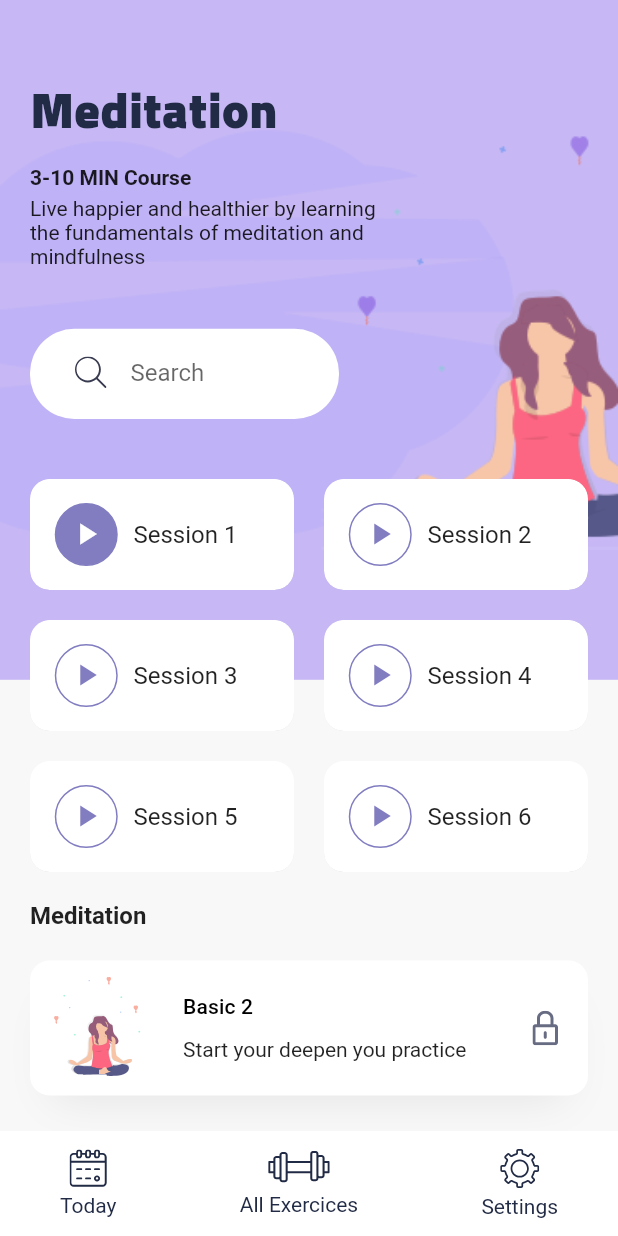
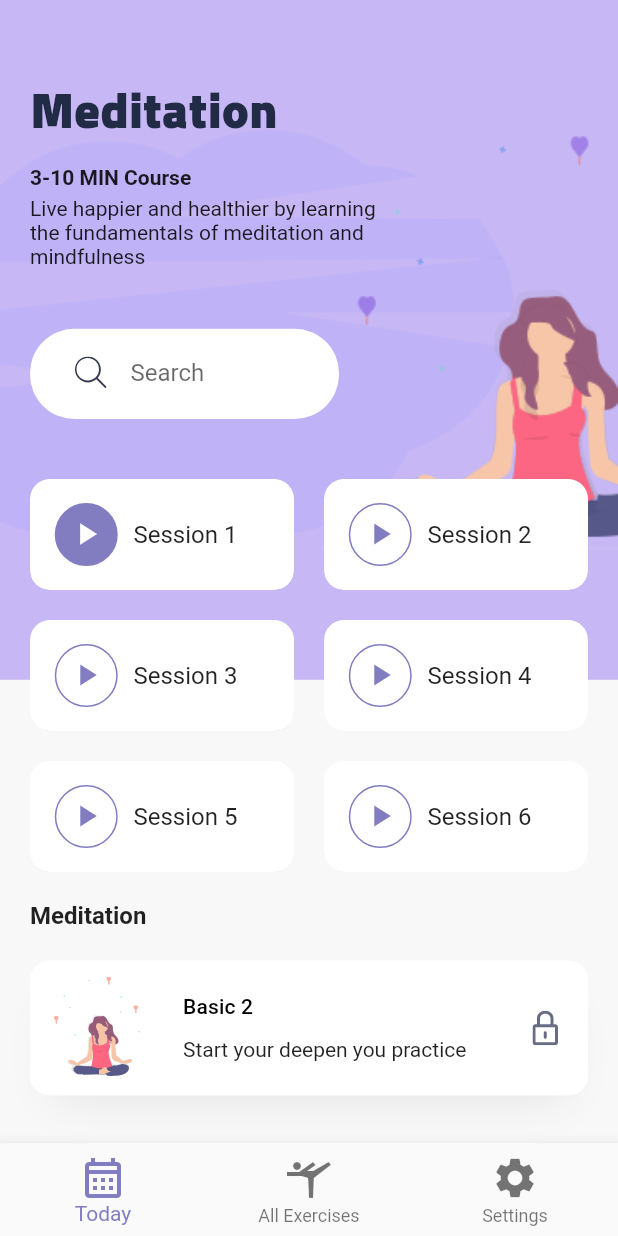
Before and after one commit to RichardsonMM/Meditation_App, a Flutter app: the screen it shows after launch, after a tap on "Meditation", on a phone screen of 412 x 824 dp. Run offline on Flutter 3.47's test engine with Material 2 defaults, Android fonts, the phone set to English and light mode, and no system bars; our stand-ins replace flutter_svg; Roboto replaces fonts that are missing (Cario).

Commit message:
Atualização da BottomNavBar

```diff
--- a/lib/main.dart
+++ b/lib/main.dart
@@ -4,7 +4,6 @@ import 'package:flutter/material.dart';
 import 'package:flutter_svg/flutter_svg.dart';
 import 'package:meditation_app/constants.dart';
 import 'package:meditation_app/screens/details_screen.dart';
-import 'package:meditation_app/widgets/bottom_nav_bar.dart';
 import 'package:meditation_app/widgets/category_card.dart';
 import 'package:meditation_app/widgets/search_bar.dart';
 
@@ -31,13 +30,45 @@ class MyApp extends StatelessWidget {
   }
 }
 
-class HomeScreen extends StatelessWidget {
+class HomeScreen extends StatefulWidget {
+  @override
+  State<HomeScreen> createState() => _HomeScreenState();
+}
+
+class _HomeScreenState extends State<HomeScreen> {
+  int _pageIndex = 0; // altura e largura total do dispositivo
+
+  void _onItemTapped(int index) {
+    setState(() {
+      _pageIndex = index;
+    });
+  }
+
   @override
   Widget build(BuildContext context) {
-    Size size =
-        MediaQuery.of(context).size; // altura e largura total do dispositivo
+    Size size = MediaQuery.of(context).size;
     return Scaffold(
-      bottomNavigationBar: BottomNavBar(),
+      bottomNavigationBar: BottomNavigationBar(
+        type: BottomNavigationBarType.fixed,
+        iconSize: 32,
+        items: const <BottomNavigationBarItem>[
+          BottomNavigationBarItem(
+            icon: Icon(Icons.calendar_month_outlined),
+            label: "Today",
+          ),
+          BottomNavigationBarItem(
+            icon: Icon(Icons.location_history),
+            label: "All Exercises",
+          ),
+          BottomNavigationBarItem(
+            icon: Icon(Icons.settings),
+            label: "Settings",
+          ),
+        ],
+        currentIndex: _pageIndex,
+        selectedItemColor: kActiveIconColor,
+        onTap: _onItemTapped,
+      ),
       body: Stack(
         children: [
           Container(
--- a/lib/screens/details_screen.dart
+++ b/lib/screens/details_screen.dart
@@ -1,17 +1,49 @@
 import 'package:flutter/material.dart';
 import 'package:flutter_svg/flutter_svg.dart';
 import 'package:meditation_app/constants.dart';
-import 'package:meditation_app/widgets/bottom_nav_bar.dart';
 
 import '../widgets/search_bar.dart';
 import '../widgets/session_card.dart';
 
-class DetailsScreen extends StatelessWidget {
+class DetailsScreen extends StatefulWidget {
+  @override
+  State<DetailsScreen> createState() => _DetailsScreenState();
+}
+
+class _DetailsScreenState extends State<DetailsScreen> {
+  int _pageIndex = 0; // altura e largura total do dispositivo
+
+  void _onItemTapped(int index) {
+    setState(() {
+      _pageIndex = index;
+    });
+  }
+
   @override
   Widget build(BuildContext context) {
     Size size = MediaQuery.of(context).size;
     return Scaffold(
-      bottomNavigationBar: BottomNavBar(),
+      bottomNavigationBar: BottomNavigationBar(
+        type: BottomNavigationBarType.fixed,
+        iconSize: 32,
+        items: const <BottomNavigationBarItem>[
+          BottomNavigationBarItem(
+            icon: Icon(Icons.calendar_month_outlined),
+            label: "Today",
+          ),
+          BottomNavigationBarItem(
+            icon: Icon(Icons.sports_gymnastics_sharp),
+            label: "All Exercises",
+          ),
+          BottomNavigationBarItem(
+            icon: Icon(Icons.settings),
+            label: "Settings",
+          ),
+        ],
+        currentIndex: _pageIndex,
+        selectedItemColor: kBlueColor,
+        onTap: _onItemTapped,
+      ),
       body: Stack(
         children: [
           Container(
--- a/lib/widgets/bottom_nav_bar.dart
+++ /dev/null
@@ -1,68 +0,0 @@
-import 'package:flutter/material.dart';
-import 'package:meditation_app/widgets/bottom_nav_item.dart';
-
-import '../main.dart';
-
-class BottomNavBar extends StatefulWidget {
-  const BottomNavBar({
-    Key? key,
-  }) : super(key: key);
-
-  @override
-  State<BottomNavBar> createState() => _BottomNavBarState();
-}
-
-class _BottomNavBarState extends State<BottomNavBar> {
-  bool stateToday = false;
-  bool stateAll = false;
-  bool stateSettings = false;
-  @override
-  Widget build(BuildContext context) {
-    return Container(
-      padding: EdgeInsets.symmetric(horizontal: 40, vertical: 10),
-      height: 70,
-      color: Colors.white,
-      child: Row(
-        mainAxisAlignment: MainAxisAlignment.spaceBetween,
-        children: [
-          BottomNavItem(
-            svgSrc: "assets/icons/calendar.svg",
-            title: "Today",
-            press: () {
-              setState(() {
-                stateToday = !stateToday;
-              });
-            },
-            isActive_Today: stateToday,
-            isActive_All: stateAll,
-            isActive_Settings: stateSettings,
-          ),
-          BottomNavItem(
-            svgSrc: "assets/icons/gym.svg",
-            title: "All Exercices",
-            press: () {
-              setState(() {
-                stateAll = !stateAll;
-              });
-            },
-            isActive_Today: stateToday,
-            isActive_All: stateAll,
-            isActive_Settings: stateSettings,
-          ),
-          BottomNavItem(
-            svgSrc: "assets/icons/Settings.svg",
-            title: "Settings",
-            press: () {
-              setState(() {
-                stateSettings = !stateSettings;
-              });
-            },
-            isActive_Today: stateToday,
-            isActive_All: stateAll,
-            isActive_Settings: stateSettings,
-          ),
-        ],
-      ),
-    );
-  }
-}
--- a/lib/widgets/bottom_nav_item.dart
+++ /dev/null
@@ -1,46 +0,0 @@
-import 'package:flutter/material.dart';
-import 'package:flutter_svg/svg.dart';
-
-import '../constants.dart';
-
-class BottomNavItem extends StatefulWidget {
-  final String svgSrc;
-  final String title;
-  final VoidCallback press;
-  final bool isActive_Today;
-  final bool isActive_All;
-  final bool isActive_Settings;
-  const BottomNavItem({
-    Key? key,
-    required this.svgSrc,
-    required this.title,
-    required this.press,
-    required this.isActive_Today,
-    required this.isActive_All,
-    required this.isActive_Settings,
-  }) : super(key: key);
-
-  @override
-  State<BottomNavItem> createState() => _BottomNavItemState();
-}
-
-class _BottomNavItemState extends State<BottomNavItem> {
-  @override
-  Widget build(BuildContext context) {
-    return GestureDetector(
-      onTap: widget.press,
-      child: Column(
-        mainAxisAlignment: MainAxisAlignment.spaceAround,
-        children: [
-          SvgPicture.asset(widget.svgSrc,
-              color: widget.isActive_Today ? kActiveIconColor : kTextColor),
-          Text(
-            widget.title,
-            style: TextStyle(
-                color: widget.isActive_Today ? kActiveIconColor : kTextColor),
-          ),
-        ],
-      ),
-    );
-  }
-}
```
